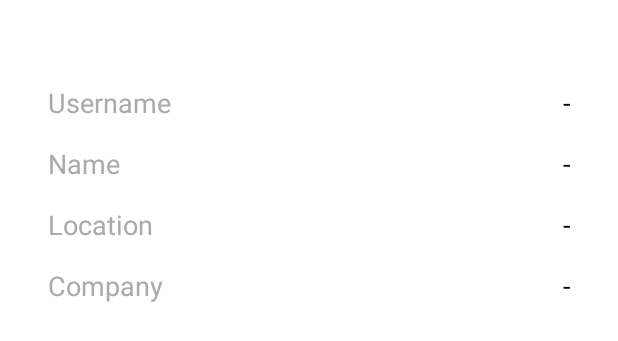
After one commit to mrrezkii/Android-Kotlin-GithubUserSearch, an Android app: the layout bottomsheet_container.xml on its own in the app's theme, with its tools: preview values and no code run, on a phone screen of 412 x 824 dp. The commit adds this screen. Shown: the top 341 px of the screen. Run offline under Robolectric (Android 15) with nearby library versions, the phone set to English and light mode, and no system bars.

Commit message:
Add bottom sheet to detail user

```diff
--- a/app/src/main/java/com/submission/githubusersearch/data/view/fragment/DetailUserFragment.kt
+++ b/app/src/main/java/com/submission/githubusersearch/data/view/fragment/DetailUserFragment.kt
@@ -7,16 +7,14 @@ import android.view.View
 import android.view.ViewGroup
 import android.view.WindowManager
 import android.view.inputmethod.InputMethodManager
+import android.widget.TextView
 import android.widget.Toast
 import androidx.fragment.app.Fragment
 import androidx.lifecycle.Observer
 import androidx.lifecycle.ViewModelProvider
 import androidx.navigation.fragment.findNavController
 import com.bumptech.glide.Glide
-import com.example.awesomedialog.AwesomeDialog
-import com.example.awesomedialog.body
-import com.example.awesomedialog.onPositive
-import com.example.awesomedialog.title
+import com.google.android.material.bottomsheet.BottomSheetDialog
 import com.google.android.material.tabs.TabLayoutMediator
 import com.submission.githubusersearch.R
 import com.submission.githubusersearch.data.view.adapter.DetailUserAdapter
@@ -51,29 +49,55 @@ class DetailUserFragment : Fragment() {
     private fun setupFab() {
         viewModel.dataUser.observe(viewLifecycleOwner, Observer { data ->
             binding.fab.setOnClickListener {
-                data.name?.let { it1 ->
-                    AwesomeDialog.build(requireActivity())
-                        .title(it1)
-                        .body(
-                            """
-                            username    : ${data.login}
-                            location    : ${data.location}
-                            company     : ${data.company}
-                        """.trimIndent()
-                        )
-                        .onPositive("Close")
-                } ?: run {
-                    AwesomeDialog.build(requireActivity())
-                        .title(username)
-                        .body(
-                            """
-                            username    : ${data.login}
-                            location    : ${data.location}
-                            company     : ${data.company}
-                        """.trimIndent()
-                        )
-                        .onPositive("Close")
+                val bottomSheetDialog =
+                    BottomSheetDialog(requireActivity(), R.style.BottomSheetDialogTheme)
+                val bottomSheetView = LayoutInflater.from(activity).inflate(
+                    R.layout.bottomsheet_container,
+                    requireActivity().findViewById(R.id.bottom_sheet_container)
+                )
+
+                val tvUsername = bottomSheetView.findViewById<TextView>(R.id.tv_username)
+                val tvName = bottomSheetView.findViewById<TextView>(R.id.tv_name)
+                val tvLocation = bottomSheetView.findViewById<TextView>(R.id.tv_location)
+                val tvCompany = bottomSheetView.findViewById<TextView>(R.id.tv_company)
+
+                tvUsername.text = username
+                if (data.name != null) {
+                    tvName.text = data.name
                 }
+                if (data.location != null) {
+                    tvLocation.text = data.location
+                }
+                if (data.company != null) {
+                    tvCompany.text = data.company
+                }
+
+                bottomSheetDialog.setContentView(bottomSheetView)
+                bottomSheetDialog.show()
+
+//                data.name?.let { it1 ->
+//                    AwesomeDialog.build(requireActivity())
+//                        .title(it1)
+//                        .body(
+//                            """
+//                            username    : ${data.login}
+//                            location    : ${data.location}
+//                            company     : ${data.company}
+//                        """.trimIndent()
+//                        )
+//                        .onPositive("Close")
+//                } ?: run {
+//                    AwesomeDialog.build(requireActivity())
+//                        .title(username)
+//                        .body(
+//                            """
+//                            username    : ${data.login}
+//                            location    : ${data.location}
+//                            company     : ${data.company}
+//                        """.trimIndent()
+//                        )
+//                        .onPositive("Close")
+//                }
             }
         })
 
--- /dev/null
+++ b/app/src/main/res/drawable-v24/bottomsheet_rounded_corner.xml
@@ -0,0 +1,8 @@
+<?xml version="1.0" encoding="utf-8"?>
+<shape xmlns:android="http://schemas.android.com/apk/res/android"
+    android:shape="rectangle">
+    <solid android:color="@color/white" />
+    <corners
+        android:topLeftRadius="30dp"
+        android:topRightRadius="30dp" />
+</shape>
--- /dev/null
+++ b/app/src/main/res/layout/bottomsheet_container.xml
@@ -0,0 +1,118 @@
+<?xml version="1.0" encoding="utf-8"?>
+<androidx.constraintlayout.widget.ConstraintLayout xmlns:android="http://schemas.android.com/apk/res/android"
+    xmlns:app="http://schemas.android.com/apk/res-auto"
+    xmlns:tools="http://schemas.android.com/tools"
+    android:id="@+id/bottom_sheet_container"
+    android:layout_width="match_parent"
+    android:layout_height="match_parent"
+    android:layout_margin="@dimen/margin_normal"
+    android:background="@drawable/bottomsheet_rounded_corner"
+    android:paddingTop="@dimen/margin_large"
+    android:paddingBottom="@dimen/margin_large">
+
+    <androidx.appcompat.widget.AppCompatTextView
+        android:id="@+id/appCompatTextView"
+        android:layout_width="wrap_content"
+        android:layout_height="wrap_content"
+        android:layout_margin="@dimen/margin_normal"
+        android:layout_marginStart="16dp"
+        android:layout_marginTop="112dp"
+        android:text="@string/username"
+        android:textColor="@android:color/darker_gray"
+        android:textSize="18sp"
+        app:layout_constraintStart_toStartOf="parent"
+        app:layout_constraintTop_toTopOf="parent" />
+
+    <androidx.appcompat.widget.AppCompatTextView
+        android:id="@+id/tv_username"
+        android:layout_width="wrap_content"
+        android:layout_height="wrap_content"
+        android:layout_margin="@dimen/margin_normal"
+        android:layout_marginTop="112dp"
+        android:text="-"
+        android:textColor="@color/black"
+        android:textSize="18sp"
+        app:layout_constraintEnd_toEndOf="parent"
+        app:layout_constraintTop_toTopOf="parent"
+        tools:ignore="HardcodedText" />
+
+    <androidx.appcompat.widget.AppCompatTextView
+        android:id="@+id/appCompatTextView2"
+        android:layout_width="wrap_content"
+        android:layout_height="wrap_content"
+        android:layout_margin="@dimen/margin_normal"
+        android:layout_marginTop="82dp"
+        android:text="@string/name"
+        android:textColor="@android:color/darker_gray"
+        android:textSize="18sp"
+        app:layout_constraintStart_toStartOf="parent"
+        app:layout_constraintTop_toBottomOf="@+id/appCompatTextView" />
+
+    <androidx.appcompat.widget.AppCompatTextView
+        android:id="@+id/tv_name"
+        android:layout_width="wrap_content"
+        android:layout_height="wrap_content"
+        android:layout_margin="@dimen/margin_normal"
+        android:layout_marginTop="59dp"
+        android:layout_marginEnd="16dp"
+        android:text="-"
+        android:textColor="@color/black"
+        android:textSize="18sp"
+        app:layout_constraintEnd_toEndOf="parent"
+        app:layout_constraintTop_toBottomOf="@+id/tv_username"
+        tools:ignore="HardcodedText" />
+
+    <androidx.appcompat.widget.AppCompatTextView
+        android:id="@+id/appCompatTextView3"
+        android:layout_width="wrap_content"
+        android:layout_height="wrap_content"
+        android:layout_margin="@dimen/margin_normal"
+        android:layout_marginStart="28dp"
+        android:layout_marginTop="37dp"
+        android:text="@string/location"
+        android:textColor="@android:color/darker_gray"
+        android:textSize="18sp"
+        app:layout_constraintStart_toStartOf="parent"
+        app:layout_constraintTop_toBottomOf="@+id/appCompatTextView2" />
+
+    <androidx.appcompat.widget.AppCompatTextView
+        android:id="@+id/tv_location"
+        android:layout_width="wrap_content"
+        android:layout_height="wrap_content"
+        android:layout_margin="@dimen/margin_normal"
+        android:layout_marginTop="59dp"
+        android:layout_marginEnd="16dp"
+        android:text="-"
+        android:textColor="@color/black"
+        android:textSize="18sp"
+        app:layout_constraintEnd_toEndOf="parent"
+        app:layout_constraintTop_toBottomOf="@+id/tv_name"
+        tools:ignore="HardcodedText" />
+
+    <androidx.appcompat.widget.AppCompatTextView
+        android:layout_width="wrap_content"
+        android:layout_height="wrap_content"
+        android:layout_margin="@dimen/margin_normal"
+        android:layout_marginStart="16dp"
+        android:layout_marginTop="20dp"
+        android:text="@string/company"
+        android:textColor="@android:color/darker_gray"
+        android:textSize="18sp"
+        app:layout_constraintStart_toStartOf="parent"
+        app:layout_constraintTop_toBottomOf="@+id/appCompatTextView3" />
+
+    <androidx.appcompat.widget.AppCompatTextView
+        android:id="@+id/tv_company"
+        android:layout_width="wrap_content"
+        android:layout_height="wrap_content"
+        android:layout_margin="@dimen/margin_normal"
+        android:layout_marginTop="59dp"
+        android:layout_marginEnd="16dp"
+        android:text="-"
+        android:textColor="@color/black"
+        android:textSize="18sp"
+        app:layout_constraintEnd_toEndOf="parent"
+        app:layout_constraintTop_toBottomOf="@+id/tv_location"
+        tools:ignore="HardcodedText" />
+
+</androidx.constraintlayout.widget.ConstraintLayout>
--- a/app/src/main/res/values-night/themes.xml
+++ b/app/src/main/res/values-night/themes.xml
@@ -13,4 +13,12 @@
         <item name="android:statusBarColor" tools:targetApi="l">?attr/colorPrimaryVariant</item>
         <!-- Customize your theme here. -->
     </style>
+
+    <style name="BottomSheetDialogTheme" parent="Theme.Design.BottomSheetDialog">
+        <item name="bottomSheetStyle">@style/BottomSheetStyle</item>
+    </style>
+
+    <style name="BottomSheetStyle" parent="Widget.Design.BottomSheet.Modal">
+        <item name="android:background">@android:color/transparent</item>
+    </style>
 </resources>
--- a/app/src/main/res/values/strings.xml
+++ b/app/src/main/res/values/strings.xml
@@ -5,4 +5,8 @@
     <string name="result_username">Result Username</string>
     <string name="follower">Follower</string>
     <string name="following">Following</string>
+    <string name="username">Username</string>
+    <string name="name">Name</string>
+    <string name="location">Location</string>
+    <string name="company">Company</string>
 </resources>
--- a/app/src/main/res/values/themes.xml
+++ b/app/src/main/res/values/themes.xml
@@ -29,4 +29,12 @@
         <item name="windowActionBar">false</item>
         <item name="windowNoTitle">true</item>
     </style>
+
+    <style name="BottomSheetDialogTheme" parent="Theme.Design.BottomSheetDialog">
+        <item name="bottomSheetStyle">@style/BottomSheetStyle</item>
+    </style>
+
+    <style name="BottomSheetStyle" parent="Widget.Design.BottomSheet.Modal">
+        <item name="android:background">@android:color/transparent</item>
+    </style>
 </resources>
```
Also changed, not shown: 1 other file.
